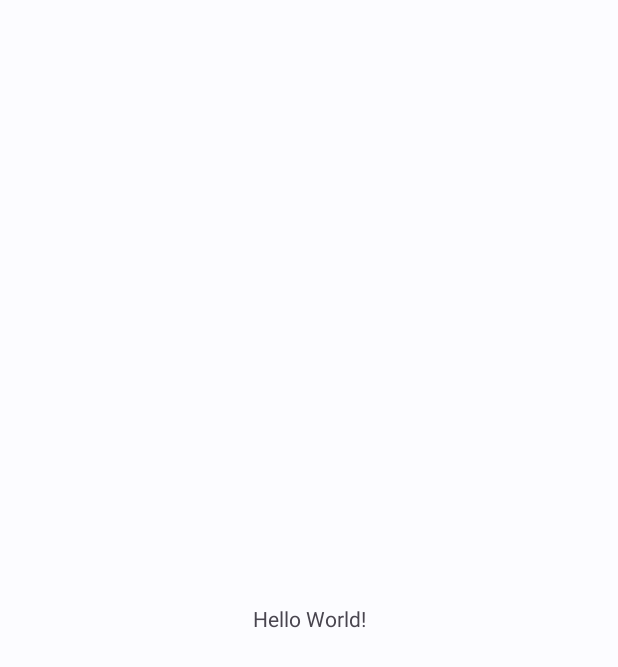
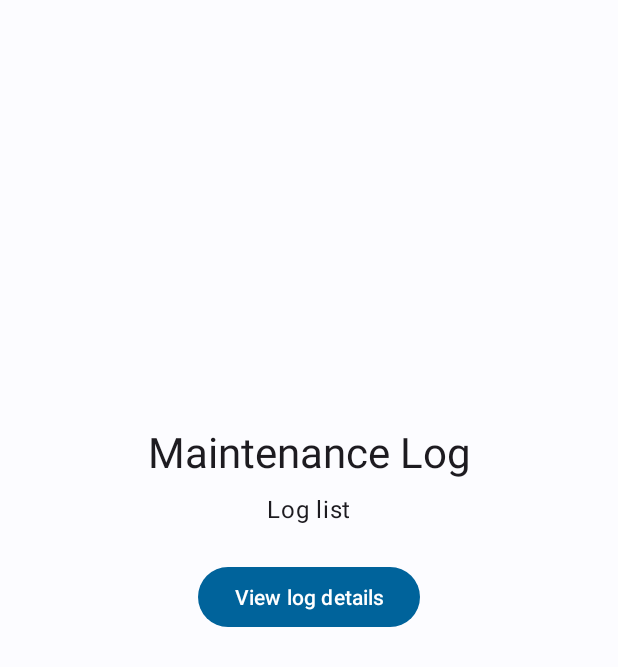
Before and after one commit to sstoqnovv/MobileApps2026-2401321080, an Android app: the screen it shows after launch (MainActivity), on a phone screen of 412 x 824 dp. Before the commit the part shown is almost empty. Shown: the top 667 px of the screen. Run offline under Robolectric (Android 15) with nearby library versions, the phone set to English and light mode, and no system bars.

Commit message:
Add navigation and basic list and detail screens

```diff
--- a/app/build.gradle.kts
+++ b/app/build.gradle.kts
@@ -41,6 +41,7 @@ dependencies {
     implementation(libs.material)
     implementation(libs.androidx.activity.ktx)
     implementation(libs.androidx.constraintlayout)
+    implementation(libs.androidx.navigation.fragment.ktx)
 
     testImplementation(libs.junit)
     androidTestImplementation(libs.androidx.junit)
--- /dev/null
+++ b/app/src/main/java/com/example/maintenancelog/LogListFragment.kt
@@ -0,0 +1,17 @@
+package com.example.maintenancelog
+
+import android.os.Bundle
+import android.view.View
+import androidx.fragment.app.Fragment
+import androidx.navigation.fragment.findNavController
+
+class LogListFragment : Fragment(R.layout.fragment_log_list) {
+
+    override fun onViewCreated(view: View, savedInstanceState: Bundle?) {
+        super.onViewCreated(view, savedInstanceState)
+
+        view.findViewById<View>(R.id.openDetailButton).setOnClickListener {
+            findNavController().navigate(R.id.action_logListFragment_to_logDetailFragment)
+        }
+    }
+}
--- a/app/src/main/res/layout/activity_main.xml
+++ b/app/src/main/res/layout/activity_main.xml
@@ -1,19 +1,11 @@
 <?xml version="1.0" encoding="utf-8"?>
-<androidx.constraintlayout.widget.ConstraintLayout xmlns:android="http://schemas.android.com/apk/res/android"
+<androidx.fragment.app.FragmentContainerView xmlns:android="http://schemas.android.com/apk/res/android"
     xmlns:app="http://schemas.android.com/apk/res-auto"
     xmlns:tools="http://schemas.android.com/tools"
     android:id="@+id/main"
+    android:name="androidx.navigation.fragment.NavHostFragment"
     android:layout_width="match_parent"
     android:layout_height="match_parent"
-    tools:context=".MainActivity">
-
-    <TextView
-        android:layout_width="wrap_content"
-        android:layout_height="wrap_content"
-        android:text="Hello World!"
-        app:layout_constraintBottom_toBottomOf="parent"
-        app:layout_constraintEnd_toEndOf="parent"
-        app:layout_constraintStart_toStartOf="parent"
-        app:layout_constraintTop_toTopOf="parent" />
-
-</androidx.constraintlayout.widget.ConstraintLayout>
+    app:defaultNavHost="true"
+    app:navGraph="@navigation/nav_graph"
+    tools:context=".MainActivity" />
--- /dev/null
+++ b/app/src/main/res/layout/fragment_log_list.xml
@@ -0,0 +1,43 @@
+<?xml version="1.0" encoding="utf-8"?>
+<androidx.constraintlayout.widget.ConstraintLayout xmlns:android="http://schemas.android.com/apk/res/android"
+    xmlns:app="http://schemas.android.com/apk/res-auto"
+    xmlns:tools="http://schemas.android.com/tools"
+    android:layout_width="match_parent"
+    android:layout_height="match_parent"
+    android:padding="24dp"
+    tools:context=".LogListFragment">
+
+    <TextView
+        android:id="@+id/logListTitle"
+        android:layout_width="wrap_content"
+        android:layout_height="wrap_content"
+        android:text="@string/log_list_title"
+        android:textAppearance="?attr/textAppearanceHeadlineMedium"
+        app:layout_constraintBottom_toBottomOf="parent"
+        app:layout_constraintEnd_toEndOf="parent"
+        app:layout_constraintStart_toStartOf="parent"
+        app:layout_constraintTop_toTopOf="parent"
+        app:layout_constraintVertical_bias="0.35" />
+
+    <TextView
+        android:id="@+id/logListSubtitle"
+        android:layout_width="wrap_content"
+        android:layout_height="wrap_content"
+        android:layout_marginTop="8dp"
+        android:text="@string/log_list_subtitle"
+        android:textAppearance="?attr/textAppearanceBodyLarge"
+        app:layout_constraintEnd_toEndOf="parent"
+        app:layout_constraintStart_toStartOf="parent"
+        app:layout_constraintTop_toBottomOf="@id/logListTitle" />
+
+    <com.google.android.material.button.MaterialButton
+        android:id="@+id/openDetailButton"
+        android:layout_width="wrap_content"
+        android:layout_height="wrap_content"
+        android:layout_marginTop="24dp"
+        android:text="@string/open_log_detail"
+        app:layout_constraintEnd_toEndOf="parent"
+        app:layout_constraintStart_toStartOf="parent"
+        app:layout_constraintTop_toBottomOf="@id/logListSubtitle" />
+
+</androidx.constraintlayout.widget.ConstraintLayout>
--- /dev/null
+++ b/app/src/main/res/navigation/nav_graph.xml
@@ -0,0 +1,24 @@
+<?xml version="1.0" encoding="utf-8"?>
+<navigation xmlns:android="http://schemas.android.com/apk/res/android"
+    xmlns:app="http://schemas.android.com/apk/res-auto"
+    xmlns:tools="http://schemas.android.com/tools"
+    android:id="@+id/nav_graph"
+    app:startDestination="@id/logListFragment">
+
+    <fragment
+        android:id="@+id/logListFragment"
+        android:name="com.example.maintenancelog.LogListFragment"
+        android:label="@string/log_list_title"
+        tools:layout="@layout/fragment_log_list">
+        <action
+            android:id="@+id/action_logListFragment_to_logDetailFragment"
+            app:destination="@id/logDetailFragment" />
+    </fragment>
+
+    <fragment
+        android:id="@+id/logDetailFragment"
+        android:name="com.example.maintenancelog.LogDetailFragment"
+        android:label="@string/log_detail_title"
+        tools:layout="@layout/fragment_log_detail" />
+
+</navigation>
--- a/app/src/main/res/values/strings.xml
+++ b/app/src/main/res/values/strings.xml
@@ -1,3 +1,9 @@
 <resources>
     <string name="app_name">MaintenanceLog</string>
+    <string name="log_list_title">Maintenance Log</string>
+    <string name="log_list_subtitle">Log list</string>
+    <string name="open_log_detail">View log details</string>
+    <string name="log_detail_title">Log detail</string>
+    <string name="log_detail_subtitle">Details of the selected log entry</string>
+    <string name="back_to_log_list">Back to list</string>
 </resources>
--- a/gradle/libs.versions.toml
+++ b/gradle/libs.versions.toml
@@ -9,6 +9,7 @@ appcompat = "1.7.0"
 material = "1.12.0"
 activityKtx = "1.9.3"
 constraintlayout = "2.1.4"
+navigation = "2.7.7"
 room = "2.6.1"
 ksp = "1.9.24-1.0.20"
 
@@ -21,6 +22,7 @@ androidx-appcompat = { group = "androidx.appcompat", name = "appcompat", version
 material = { group = "com.google.android.material", name = "material", version.ref = "material" }
 androidx-activity-ktx = { group = "androidx.activity", name = "activity-ktx", version.ref = "activityKtx" }
 androidx-constraintlayout = { group = "androidx.constraintlayout", name = "constraintlayout", version.ref = "constraintlayout" }
+androidx-navigation-fragment-ktx = { group = "androidx.navigation", name = "navigation-fragment-ktx", version.ref = "navigation" }
 androidx-room-runtime = { group = "androidx.room", name = "room-runtime", version.ref = "room" }
 androidx-room-compiler = { group = "androidx.room", name = "room-compiler", version.ref = "room" }
 androidx-room-ktx = { group = "androidx.room", name = "room-ktx", version.ref = "room" }
```
Also changed, not shown: app/src/main/java/com/example/maintenancelog/LogDetailFragment.kt (added, +17 -0 lines), app/src/main/res/layout/fragment_log_detail.xml (added, +43 -0 lines).
